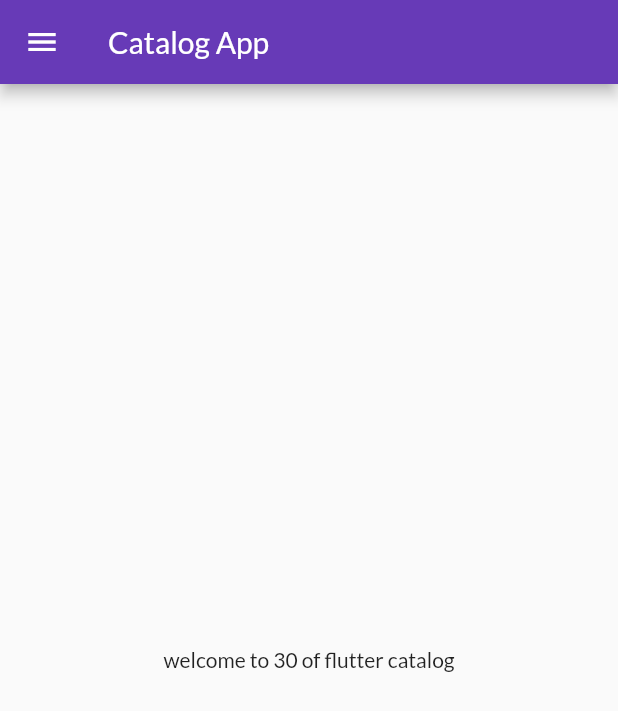
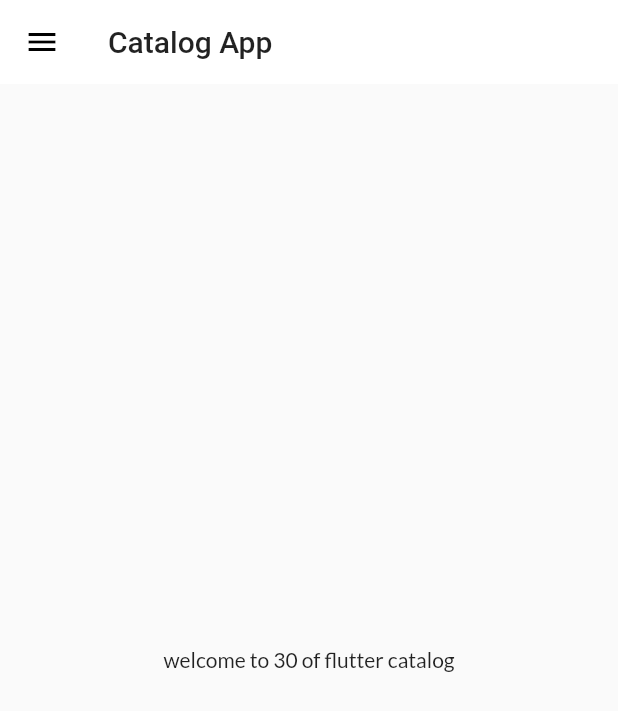
Before and after one commit to Jatin-Madaan/Flutter_Catalog, a Flutter app: the screen it shows after launch, on a phone screen of 412 x 824 dp. Shown: the top 711 px of the screen. Run offline on Flutter 3.47's test engine with Material 2 defaults, Android fonts, the phone set to English and light mode, and no system bars; our stand-ins replace google_fonts.

Commit message:
themes extracted

```diff
--- a/lib/main.dart
+++ b/lib/main.dart
@@ -2,6 +2,7 @@ import 'package:flutter/material.dart';
 import 'package:flutter_catalog/pages/home_page.dart';
 import 'package:flutter_catalog/pages/login_page.dart';
 import 'package:flutter_catalog/utils/routes.dart';
+import 'package:flutter_catalog/widgets/themes.dart';
 import 'package:google_fonts/google_fonts.dart';
 
 void main() {
@@ -24,13 +25,8 @@ class MyApp extends StatelessWidget{
     return MaterialApp(
       //home: HomePage(),
       themeMode: ThemeMode.light,
-      theme: ThemeData(
-        primarySwatch: Colors.deepPurple,
-        fontFamily: GoogleFonts.lato().fontFamily,
-      ),
-      darkTheme: ThemeData(
-        brightness: Brightness.dark,
-      ),
+      theme: MyTheme.lightTheme(context),
+      darkTheme: MyTheme.darkTheme(context),
       initialRoute: MyRoutes.homeRoute,
       routes: {
         "/" : (context) => LoginPage(),
--- /dev/null
+++ b/lib/widgets/themes.dart
@@ -0,0 +1,26 @@
+import 'package:flutter/material.dart';
+import 'package:google_fonts/google_fonts.dart';
+
+class MyTheme {
+  static ThemeData lightTheme(BuildContext context) => ThemeData(
+    primarySwatch: Colors.deepPurple,
+    fontFamily: GoogleFonts.lato().fontFamily,
+    appBarTheme: AppBarTheme(
+      color: Colors.white,
+      elevation: 0.0,
+      iconTheme: IconThemeData(color: Colors.black),
+      textTheme: Theme.of(context).textTheme
+    ),
+  );
+
+  static ThemeData darkTheme(BuildContext context) => ThemeData(
+    primarySwatch: Colors.deepPurple,
+    fontFamily: GoogleFonts.lato().fontFamily,
+    appBarTheme: AppBarTheme(
+      color: Colors.black,
+      elevation: 0.0,
+      iconTheme: IconThemeData(color: Colors.white),
+      textTheme: Theme.of(context).textTheme
+    ),
+  );
+}
```
